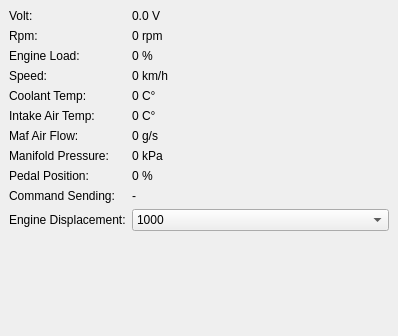
Above: obdscan.ui from takyonxxx/Elm327_Wifi_Obd2_Qt_Project before the change; both pictures show x 0 to 398 and y 0 to 336 of the 398 by 593 pixel window. Below: the same form after it.
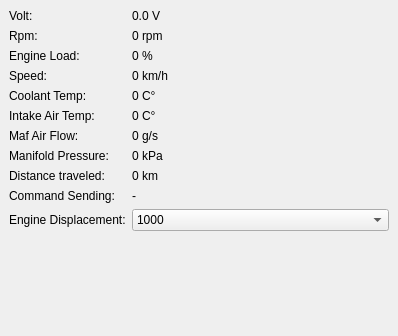
That is the form after the change.

```diff
--- a/obdscan.ui
+++ b/obdscan.ui
@@ -140,14 +140,14 @@
         <item row="8" column="0">
          <widget class="QLabel" name="labelThrottlePositionTitle">
           <property name="text">
-           <string>Pedal Position:</string>
+           <string>Distance traveled:</string>
           </property>
          </widget>
         </item>
         <item row="8" column="1">
          <widget class="QLabel" name="labelThrottlePosition">
           <property name="text">
-           <string>0 %</string>
+           <string>0 km</string>
           </property>
          </widget>
         </item>
```
Left out of the diff: 4 changed lines with no effect on the pictures.
